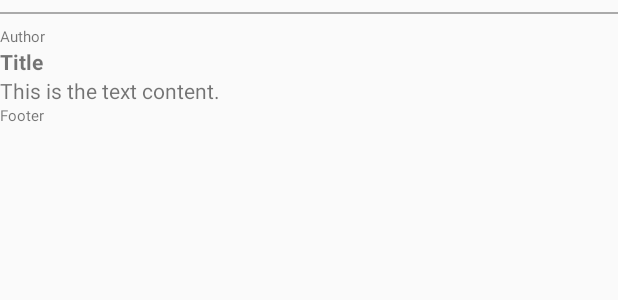
After one commit to sarifsystems/sarif-app, an Android app: the layout tile_attachment.xml on its own in the app's theme, with its tools: preview values and no code run, on a phone screen of 412 x 824 dp. The commit adds this screen. Shown: the top 300 px of the screen. Run offline under Robolectric (Android 15) with nearby library versions, the phone set to English and light mode, and no system bars.

Commit message:
Basic attachment support.

```diff
--- a/app/build.gradle
+++ b/app/build.gradle
@@ -27,4 +27,5 @@ dependencies {
     compile 'com.android.support:cardview-v7:23.4.0'
     compile 'com.android.support:recyclerview-v7:23.4.0'
     compile 'com.android.support:support-v4:23.4.0'
+    compile 'com.google.code.gson:gson:2.6.2'
 }
--- /dev/null
+++ b/app/src/main/res/layout/tile_attachment.xml
@@ -0,0 +1,45 @@
+<?xml version="1.0" encoding="utf-8"?>
+<LinearLayout xmlns:android="http://schemas.android.com/apk/res/android"
+    android:orientation="vertical" android:layout_width="match_parent"
+    android:layout_height="match_parent"
+    android:paddingTop="8dp"
+    >
+
+    <View
+        android:id="@+id/divider"
+        android:layout_width="match_parent"
+        android:layout_height="1dp"
+        android:layout_marginBottom="8dp"
+        android:background="@android:color/darker_gray"/>
+
+    <TextView
+        android:id="@+id/attach_author"
+        android:layout_width="wrap_content"
+        android:layout_height="wrap_content"
+        android:text="Author"
+        android:textSize="10sp"
+        />
+
+    <TextView
+        android:id="@+id/attach_title"
+        android:layout_width="wrap_content"
+        android:layout_height="wrap_content"
+        android:text="Title"
+        android:textStyle="bold"
+        />
+
+    <TextView
+        android:id="@+id/attach_text"
+        android:layout_width="wrap_content"
+        android:layout_height="wrap_content"
+        android:text="This is the text content."
+        />
+
+    <TextView
+        android:id="@+id/attach_footer"
+        android:layout_width="wrap_content"
+        android:layout_height="wrap_content"
+        android:text="Footer"
+        android:textSize="10sp"
+        />
+</LinearLayout>
```
Also changed, not shown: app/src/main/java/io/github/sarifsystems/sarif/MessageAdapter.java (+42 -11 lines), app/src/main/java/io/github/sarifsystems/sarif/MessagingFragment.java (+5 -3 lines), app/src/main/java/io/github/sarifsystems/sarif/client/Message.java (+15 -12 lines), app/src/main/java/io/github/sarifsystems/sarif/schema/AnnotatedMessage.java (added, +63 -0 lines), app/src/main/java/io/github/sarifsystems/sarif/schema/Attachment.java (added, +21 -0 lines), app/src/main/res/layout/card.xml (+6 -4 lines).
